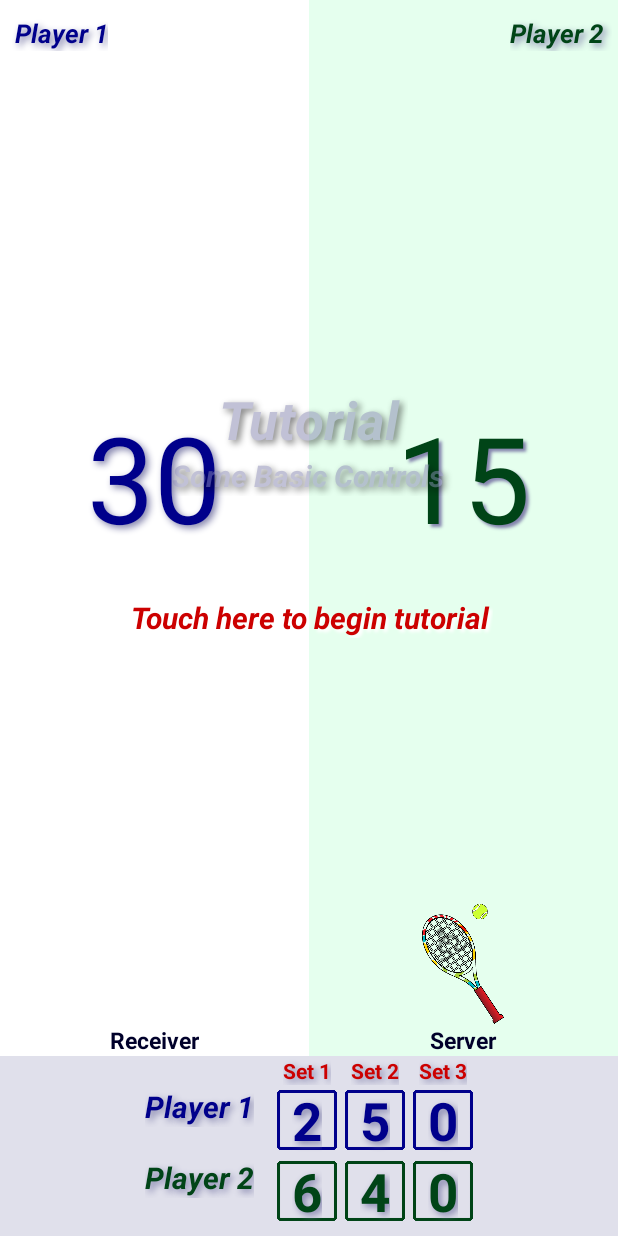
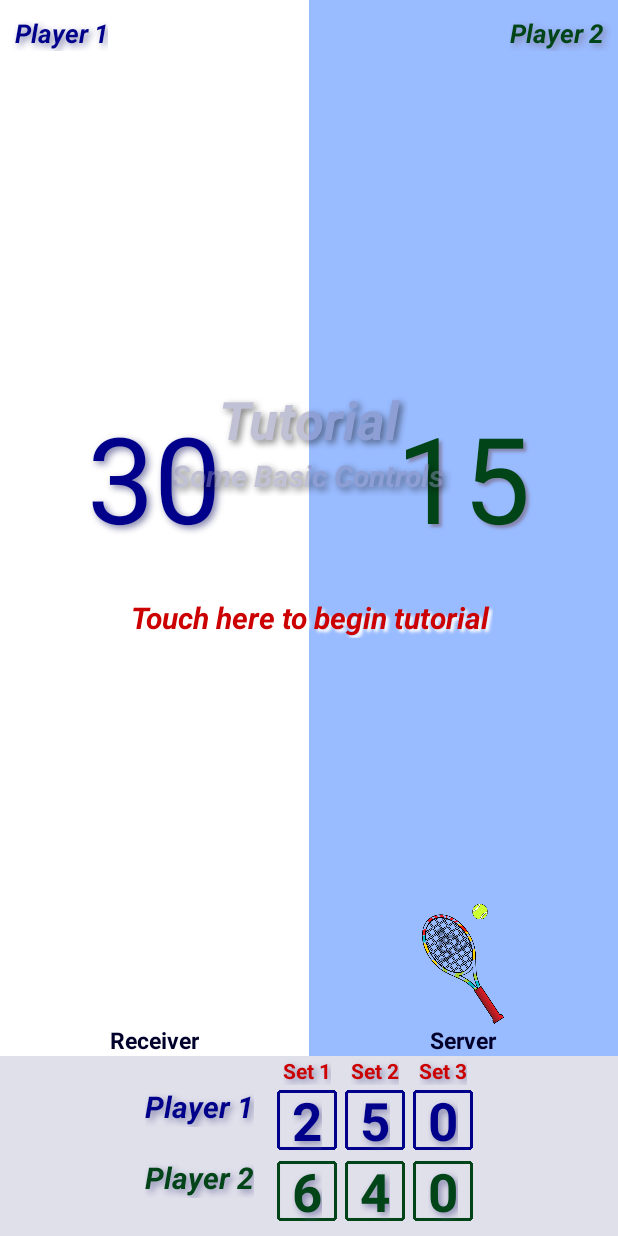
Before and after one commit to rithlim/SinnetTennis, an Android app: the MatchActivity screen opened directly, with no data from a screen before it, on a phone screen of 412 x 824 dp. Run offline under Robolectric (Android 15) with nearby library versions, the phone set to English and light mode, and no system bars.

Commit message:
#WiP: Match Record feature

```diff
--- a/mobile/src/main/java/com/keeper/score/common/IScoreKeeper.java
+++ b/mobile/src/main/java/com/keeper/score/common/IGameScoreKeeper.java
@@ -3,8 +3,8 @@ package com.keeper.score.common;
 /**
  * Created by Rith on 10/28/2015.
  */
-public interface IScoreKeeper extends IScore{
+public interface IGameScoreKeeper extends IScore{
     void increaseScore();
     void decreaseScore();
-    void setKeeper(IScoreKeeper scoreKeeper);
+    void setKeeper(IGameScoreKeeper scoreKeeper);
 }
--- a/mobile/src/main/java/com/keeper/score/my/myscorekeeper/BaseGameFragment.java
+++ b/mobile/src/main/java/com/keeper/score/my/myscorekeeper/BaseGameFragment.java
@@ -19,7 +19,7 @@ import com.keeper.score.common.Enum;
 import com.keeper.score.common.IAlertDialog;
 import com.keeper.score.common.IGameListener;
 import com.keeper.score.common.IScore;
-import com.keeper.score.common.IScoreKeeper;
+import com.keeper.score.common.IGameScoreKeeper;
 import com.keeper.score.common.IServer;
 import com.keeper.score.common.ISetScore;
 import com.keeper.score.common.SinnetPreferences;
@@ -27,7 +27,7 @@ import com.keeper.score.common.SinnetPreferences;
 /**
  * A simple {@link Fragment} subclass.
  */
-public abstract class BaseGameFragment extends Fragment implements IScoreKeeper, IGameListener, IServer {
+public abstract class BaseGameFragment extends Fragment implements IGameScoreKeeper, IGameListener, IServer {
     private final String TAG = this.getClass().getSimpleName();
 
     private Enum.GAME_SCORE mGameScore = Enum.GAME_SCORE.LOVE;
@@ -49,7 +49,7 @@ public abstract class BaseGameFragment extends Fragment implements IScoreKeeper,
 
     IGameListener mGameListener;
     IServer mServerListener;
-    IScoreKeeper mScoreKeeper;
+    IGameScoreKeeper mScoreKeeper;
     ISetScore mSetScoreListener;
     private boolean mIsServer;
 
@@ -95,7 +95,7 @@ public abstract class BaseGameFragment extends Fragment implements IScoreKeeper,
     }
 
     @Override
-    public void setKeeper(IScoreKeeper scoreKeeper) {
+    public void setKeeper(IGameScoreKeeper scoreKeeper) {
         mScoreKeeper = scoreKeeper;
     }
 
--- a/mobile/src/main/java/com/keeper/score/my/myscorekeeper/SetScoreFragment.java
+++ b/mobile/src/main/java/com/keeper/score/my/myscorekeeper/SetScoreFragment.java
@@ -52,6 +52,7 @@ public class SetScoreFragment extends Fragment implements IPlayers, ISetScore {
     private static Enum.CURRENT_SET mCurrentSet;
 
     private static boolean mTieBreakerMode;
+    public static boolean mIsNewMatch = true;
 
     private ISetScore setScoreCallback;
 
@@ -185,6 +186,7 @@ public class SetScoreFragment extends Fragment implements IPlayers, ISetScore {
 
     @Override
     public void resetSetScores() {
+        mIsNewMatch = true;
         mHomePlayerSetOneScore = 0;
         mHomePlayerSetTwoScore = 0;
         mHomePlayerSetThreeScore = 0;
@@ -217,6 +219,7 @@ public class SetScoreFragment extends Fragment implements IPlayers, ISetScore {
     public void updateSetScores(String tag) {
         switch (mCurrentSet) {
             case FIRST_SET:
+                mIsNewMatch = false;
                 if (tag.equalsIgnoreCase(HomeGameFragment.class.getSimpleName())) {
                     mHomePlayerSetOneScore += 1;
                     setSetScore(tvHomePlayerFirstSetScore, mHomePlayerSetOneScore);
@@ -278,7 +281,7 @@ public class SetScoreFragment extends Fragment implements IPlayers, ISetScore {
 
     @Override
     public void endGameSetMatch(String winner) {
-        //MainActivity.updateAlertId(R.drawable.trophy72);
+        MatchActivity.updateAlertId(R.drawable.ic_trophy);
         setScoreCallback.endGameSetMatch(winner);
     }
 
@@ -308,7 +311,7 @@ public class SetScoreFragment extends Fragment implements IPlayers, ISetScore {
                     null,
                     Enum.ALERT_TYPE.SCORING_SYSTEM);
         } else {
-            //MainActivity.updateAlertId(R.drawable.trophy72);
+            MatchActivity.updateAlertId(R.drawable.ic_trophy);
             endGameSetMatch(getMatchWinner());
         }
     }
--- a/mobile/src/main/res/layout/activity_match.xml
+++ b/mobile/src/main/res/layout/activity_match.xml
@@ -3,8 +3,7 @@
     android:id="@+id/main_layout"
     android:layout_width="match_parent"
     android:layout_height="match_parent"
-    android:background="@android:color/transparent"
-    android:clipChildren="true"
+    android:background="@android:color/black"
     android:orientation="vertical">
 
     <FrameLayout
--- a/mobile/src/main/res/layout/fragment_launch.xml
+++ b/mobile/src/main/res/layout/fragment_launch.xml
@@ -50,7 +50,7 @@
         android:shadowDx="3"
         android:shadowDy="3"
         android:shadowRadius="6"
-        android:text="PLAY"
+        android:text="@string/launch_new_match"
         android:textColor="@color/white"
         android:textSize="@dimen/launch_button_normal" />
 
@@ -76,7 +76,7 @@
         android:shadowDx="3"
         android:shadowDy="3"
         android:shadowRadius="6"
-        android:text="STATISTICS"
+        android:text="@string/launch_records"
         android:textColor="@color/white"
         android:textSize="@dimen/launch_button_normal" />
 
--- a/mobile/src/main/res/values/colors.xml
+++ b/mobile/src/main/res/values/colors.xml
@@ -13,7 +13,7 @@
     <color name="away_game_score_label_color">#004417</color>
     <color name="away_game_score_label_shadow_color">#FFFFFF</color>
     <color name="home_background_color">#FFFFFF</color>
-    <color name="away_background_color">#E5FFEE</color>
+    <color name="away_background_color">#99bbff</color>
     <color name="set_score_background_color">#E0E0EB</color>
 
     <color name="seafoam">#ffc6f9e5</color>
--- a/mobile/src/main/res/values/strings.xml
+++ b/mobile/src/main/res/values/strings.xml
@@ -14,7 +14,6 @@
 
     <string name="player_rith_name">Rith Lim</string>
     <string name="player_kim_name">Kim Ta Lim</string>
-    <string name="player_lim_name">Lim</string>
     <string name="player_jason_name">Jason Kruske</string>
 
     <!-- ALERT DIALOG STRINGS -->
@@ -24,7 +23,7 @@
     <string name="reset_set_title">Set Score</string>
     <string name="reset_set_msg">Reset SET scores?</string>
 
-    <string name="confirm_win_title">&#160;Win!!</string>
+    <string name="confirm_win_title">&#160;win!</string>
     <string name="confirm_win_msg">&#160;wins game.</string>
     <string name="confirm_win_neg_btn">Cancel</string>
     <string name="confirm_win_neutral_btn">Reset Game</string>
@@ -38,7 +37,6 @@
     <string name="game_set_match_msg">&#160;wins!</string>
     <string name="game_set_match_pos_btn">New Match</string>
     <string name="game_set_match_track_score_btn">Track Score</string>
-    <string name="game_set_match_end_match_btn">End Match</string>
     <string name="quit_btn">Quit App</string>
 
     <string name="positive_btn_text">Confirm</string>
@@ -48,7 +46,6 @@
     <string name="toast_starting_1st_set">Start Set 1</string>
     <string name="toast_starting_2nd_set">Start Set 2</string>
     <string name="toast_starting_3rd_set">Start Set 3</string>
-    <string name="toast_starting_new_match">Game Set Match!! Restarting.</string>
     <string name="title_activity_announcer">Announcer</string>
 
     <!-- ANNOUNCEMENT LABEL -->
@@ -67,11 +64,13 @@
     <string name="tutorial_swipe_down">Swipe DOWN to DECREASE game score before deuce.</string>
     <string name="tutorial_reset_game">PRESS &amp; HOLD on game board to reset GAME score.</string>
     <string name="tutorial_reset_set">PRESS &amp; HOLD on set board to reset SET score.</string>
-    <string name="tutorial_lets_play">Now let\'s play!</string>
+    <string name="tutorial_lets_play">Begin Match!</string>
 
     <!--LAUNCH -->
     <string name="launch_header">@string/app_name</string>
     <string name="launch_sub_header">FOCUS ON THE MATCH, NOT THE SCORE.</string>
     <string name="title_activity_launch">LaunchActivity</string>
+    <string name="launch_new_match">NEW MATCH</string>
+    <string name="launch_records">RECORDS</string>
 
 </resources>
--- a/mobile/src/main/res/values/styles.xml
+++ b/mobile/src/main/res/values/styles.xml
@@ -6,12 +6,13 @@
         <item name="colorPrimary">@color/colorPrimary</item>
         <item name="colorPrimaryDark">@color/colorPrimaryDark</item>
         <item name="colorAccent">@color/colorAccent</item>
+        <item name="windowActionBar">false</item>
+        <item name="windowNoTitle">true</item>
     </style>
     <style name="AppTheme.NoActionBar">
         <item name="windowActionBar">false</item>
         <item name="windowNoTitle">true</item>
         <item name="android:windowTranslucentStatus">true</item>
-        <item name="android:statusBarColor">@color/black</item>
     </style>
     <style name="AppTheme.AppBarOverlay" parent="ThemeOverlay.AppCompat.Dark.ActionBar" />
     <style name="AppTheme.PopupOverlay" parent="ThemeOverlay.AppCompat.Light" />
```
Also changed, not shown: mobile/src/main/java/com/keeper/score/models/MatchRecord.java (added, +91 -0 lines), mobile/src/main/java/com/keeper/score/my/myscorekeeper/MatchActivity.java (+8 -10 lines), mobile/src/main/res/layout/match_record_layout.xml (added, +61 -0 lines), mobile/src/main/res/drawable-hdpi/ic_blue_alert.png (added), mobile/src/main/res/drawable-hdpi/ic_trophy.png (added), 1 other file.
